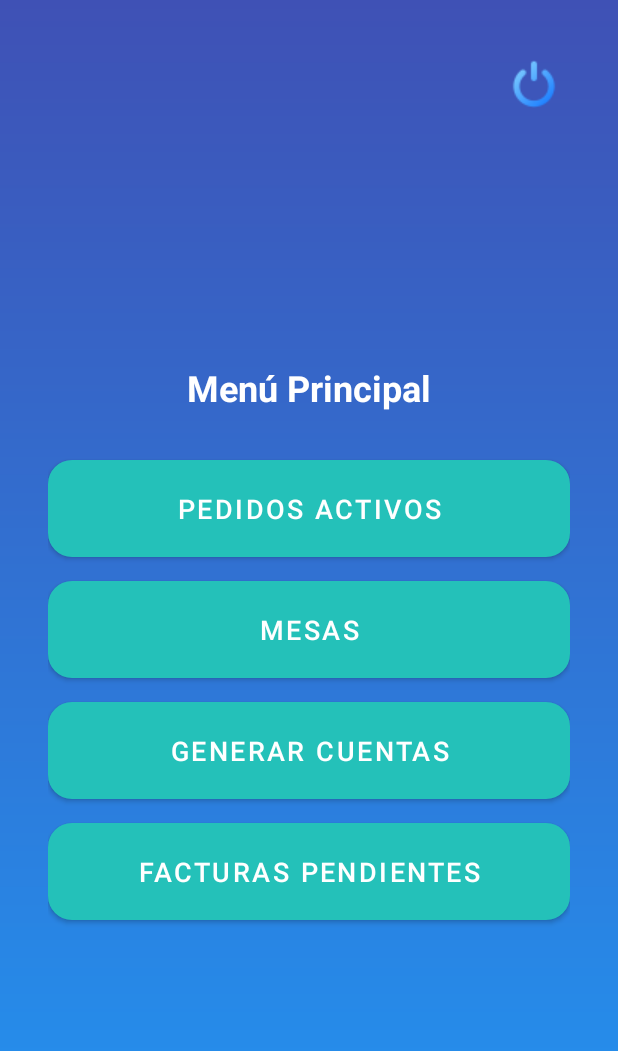
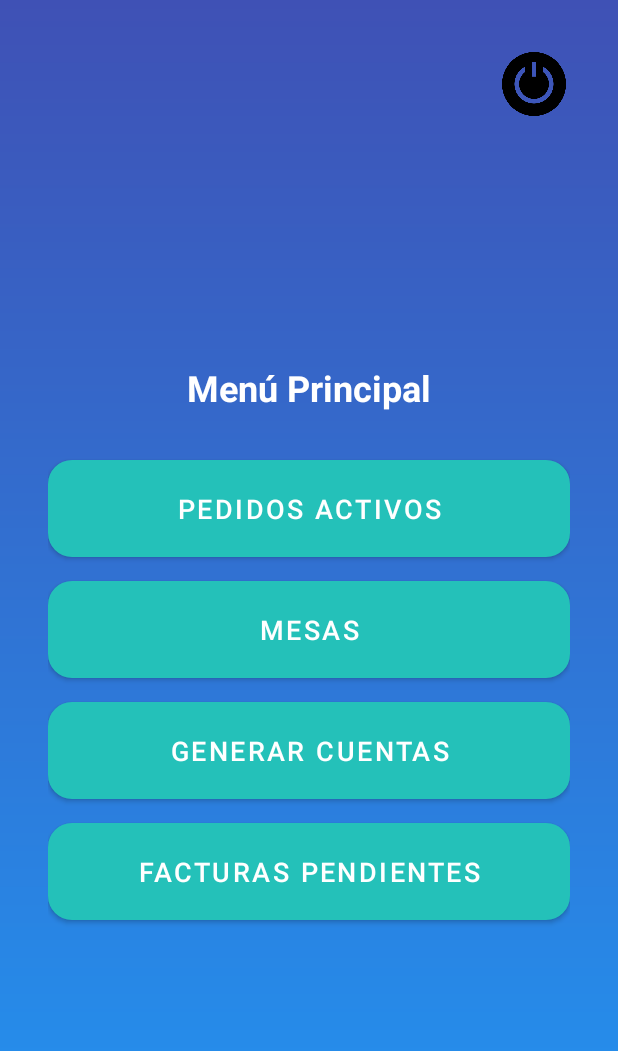
Before and after one commit to hugoo0605/BugBusters, an Android app built with Jetpack Compose: the MenuInicial screen opened directly, with no data from a screen before it, on a phone screen of 412 x 824 dp. Shown: the top 1051 px of the screen. Run offline under Robolectric (Android 15) with nearby library versions, the phone set to English and light mode, and no system bars.

Commit message:
Estética mejorada

```diff
--- a/app/src/main/res/layout/activity_generar_qr.xml
+++ b/app/src/main/res/layout/activity_generar_qr.xml
@@ -12,12 +12,14 @@
         android:id="@+id/recyclerMesas"
         android:layout_width="0dp"
         android:layout_height="0dp"
+        android:layout_marginTop="35dp"
         android:layout_marginBottom="12dp"
         android:scrollbars="vertical"
+        app:layout_constraintTop_toTopOf="parent"
         app:layout_constraintBottom_toBottomOf="parent"
-        app:layout_constraintEnd_toEndOf="parent"
         app:layout_constraintStart_toStartOf="parent"
-        app:layout_constraintTop_toTopOf="parent" />
+        app:layout_constraintEnd_toEndOf="parent" />
+
 
     <!-- QR generado -->
     <ImageView
--- a/app/src/main/res/layout/activity_menu_inicial.xml
+++ b/app/src/main/res/layout/activity_menu_inicial.xml
@@ -13,8 +13,10 @@
         android:layout_alignParentEnd="true"
         android:background="?attr/selectableItemBackgroundBorderless"
         android:contentDescription="Cerrar sesión"
-        android:padding="8dp"
-        android:src="@drawable/ic_power_off" />
+        android:scaleType="centerInside"
+        android:adjustViewBounds="true"
+        android:src="@drawable/poder" />
+
 
     <LinearLayout
         android:id="@+id/linearContent"
--- a/app/src/main/res/layout/activity_pedidos_activos.xml
+++ b/app/src/main/res/layout/activity_pedidos_activos.xml
@@ -16,5 +16,5 @@
         android:id="@+id/listaPedidos"
         android:layout_width="match_parent"
         android:layout_height="match_parent"
-        android:dividerHeight="8dp" />
+        android:dividerHeight="10dp" />
 </LinearLayout>
```
Also changed, not shown: app/src/main/res/drawable/poder.png (added).
